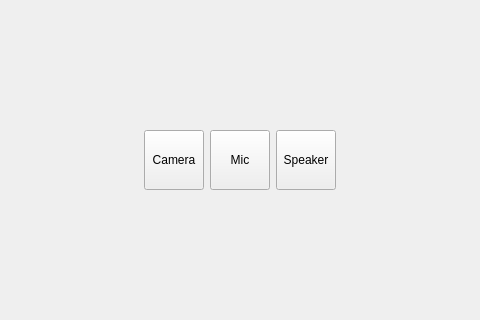
The window that opentera_webrtc_robot_gui/src/ui/MainWindow.ui (introlab/opentera-webrtc-ros) describes before a commit, drawn with Qt 5; both pictures show x 118 to 598 and y 83 to 403 of the 844 by 688 pixel window.
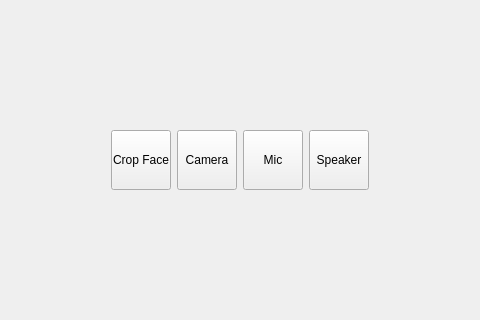
The same window after the commit.

Commit message: Add face_following package and demo (#60)

Diff of the .ui file:
```diff
--- a/opentera_webrtc_robot_gui/src/ui/MainWindow.ui
+++ b/opentera_webrtc_robot_gui/src/ui/MainWindow.ui
@@ -95,6 +95,34 @@
          </property>
         </spacer>
        </item>
+       <item>
+        <widget class="QPushButton" name="cropFaceButton">
+         <property name="minimumSize">
+          <size>
+           <width>60</width>
+           <height>60</height>
+          </size>
+         </property>
+         <property name="maximumSize">
+          <size>
+           <width>60</width>
+           <height>60</height>
+          </size>
+         </property>
+         <property name="text">
+          <string>Crop Face</string>
+         </property>
+         <property name="iconSize">
+          <size>
+           <width>50</width>
+           <height>50</height>
+          </size>
+         </property>
+         <property name="checkable">
+          <bool>true</bool>
+         </property>
+        </widget>
+       </item>
        <item>
         <widget class="QPushButton" name="cameraButton">
          <property name="minimumSize">
@@ -118,6 +146,9 @@
            <height>50</height>
           </size>
          </property>
+         <property name="checkable">
+          <bool>true</bool>
+         </property>
         </widget>
        </item>
        <item>
@@ -143,6 +174,9 @@
            <height>50</height>
           </size>
          </property>
+         <property name="checkable">
+          <bool>true</bool>
+         </property>
         </widget>
        </item>
        <item>
@@ -168,6 +202,9 @@
            <height>50</height>
           </size>
          </property>
+         <property name="checkable">
+          <bool>true</bool>
+         </property>
         </widget>
        </item>
        <item>
```
The commit also changes 25 other files.
